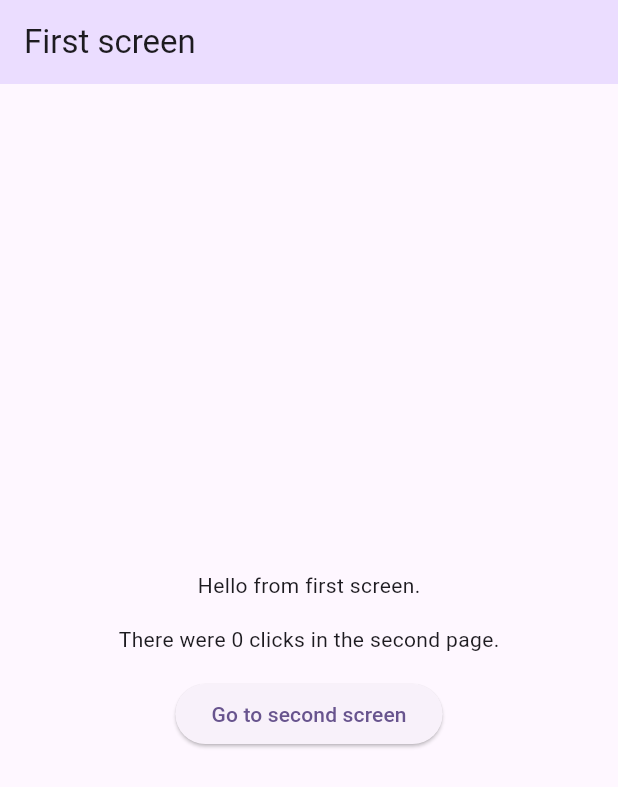
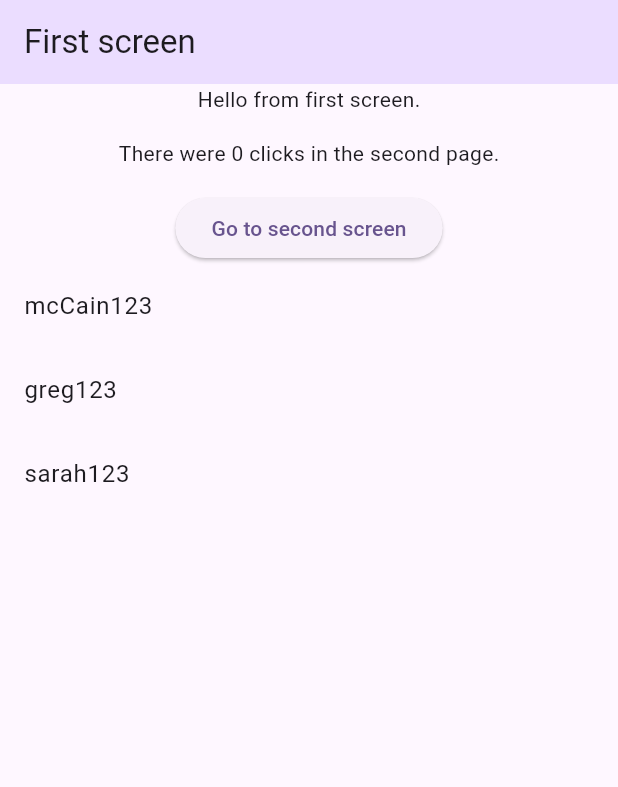
Before and after one commit to karen-asipuela-vinci/vinci-2, a Flutter app: the screen it shows after launch, on a phone screen of 412 x 824 dp. Shown: the top 787 px of the screen. Run offline on Flutter 3.47's test engine with Material 3 defaults, Android fonts, the phone set to English and light mode, and no system bars; our stand-ins replace go_router.

```diff
--- a/intro-mobile/tuto4/lib/first_screen.dart
+++ b/intro-mobile/tuto4/lib/first_screen.dart
@@ -1,5 +1,5 @@
+import 'package:go_router/go_router.dart';
 import 'package:flutter/material.dart';
-import 'package:go_router/go_router.dart';
 
 class FirstScreen extends StatelessWidget {
   final int nbClicks;
@@ -22,12 +22,33 @@ class FirstScreen extends StatelessWidget {
             Text("There were $nbClicks clicks in the second page."),
             const SizedBox(height: 16),
             ElevatedButton(
-              onPressed: () => context.go("/secondscreen"), // Here we will go to the second screen
+              onPressed: () => context.go("/secondscreen"),
               child: const Text("Go to second screen"),
             ),
+            Expanded(child: UserListView()),
           ],
         ),
       ),
     );
   }
 }
+
+class UserListView extends StatelessWidget {
+  final List<String> usernames = ['mcCain123', 'greg123', 'sarah123'];
+
+  UserListView({super.key});
+
+  @override
+  Widget build(BuildContext context) {
+    return ListView.builder(
+      itemCount: usernames.length,
+      itemBuilder: (context, index) {
+        final username = usernames[index];
+        return ListTile(
+          title: Text(username),
+          onTap: () => context.go('/users/$username'),
+        );
+      },
+    );
+  }
+}
--- a/intro-mobile/tuto4/lib/main.dart
+++ b/intro-mobile/tuto4/lib/main.dart
@@ -1,5 +1,6 @@
 import 'package:flutter/material.dart';
 import 'package:go_router/go_router.dart';
+import 'package:tuto4/user_screen.dart';
 import 'second_screen.dart';
 import 'first_screen.dart';
 
@@ -19,6 +20,13 @@ final GoRouter _router = GoRouter(
         GoRoute(
           path: 'secondscreen',
           builder: (context, state) => const SecondScreen(),
+        ),
+        GoRoute(
+            path: 'users/:username',
+            // We can access the username from the path parameters
+            // pathParameters est un Map<String, String>
+            builder: (context, state) =>
+                UserScreen(username: state.pathParameters['username'] ?? ''),
         ),
       ],
     ),
```
Also changed, not shown: intro-mobile/tuto4/lib/user_screen.dart (added, +55 -0 lines).
